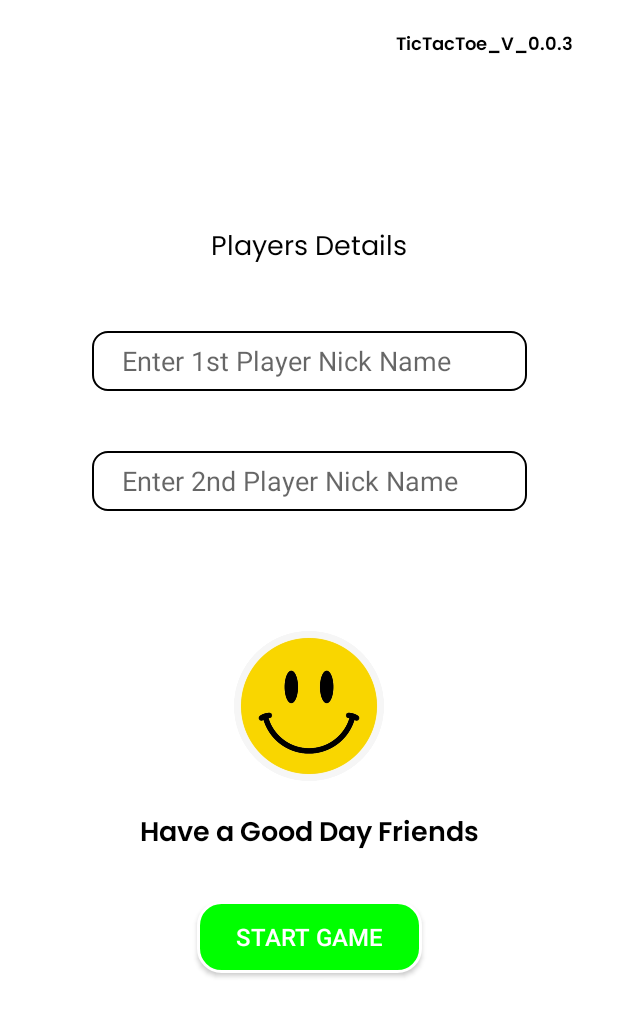
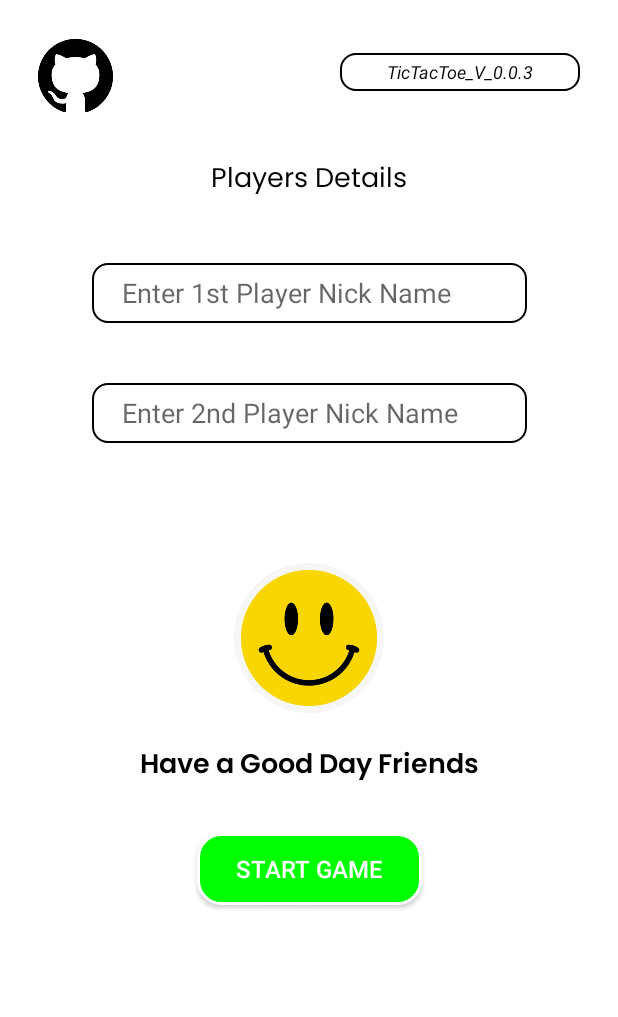
Before and after one commit to joymridha2004/TicTacToe_Java_Application, an Android app: the screen it shows after launch (Main_Activity), on a phone screen of 412 x 824 dp. Shown: the top 1017 px of the screen. Run offline under Robolectric (Android 15) with nearby library versions, the phone set to English and light mode, and no system bars.

Commit message:
github image added

```diff
--- a/app/src/main/java/com/example/tictactoe/Main_Activity.java
+++ b/app/src/main/java/com/example/tictactoe/Main_Activity.java
@@ -1,12 +1,16 @@
 package com.example.tictactoe;
 
 import androidx.appcompat.app.AppCompatActivity;
+import androidx.appcompat.app.AppCompatDelegate;
 
 import android.content.Intent;
+import android.net.Uri;
 import android.os.Bundle;
 import android.view.View;
 import android.widget.Button;
 import android.widget.EditText;
+import android.widget.ImageView;
+import android.widget.TextView;
 import android.widget.Toast;
 
 public class Main_Activity extends AppCompatActivity {
@@ -16,16 +20,45 @@ public class Main_Activity extends AppCompatActivity {
     EditText MainActivity1stPlayerNameEditText;
     EditText MainActivity2ndPlayerNameEditText;
 
+    TextView Project_Link;
+
+    ImageView github_link;
+
     @Override
     protected void onCreate(Bundle savedInstanceState) {
         super.onCreate(savedInstanceState);
         setContentView(R.layout.activity_main);
+        /*<------------Night mode disable--------->*/
+
+        AppCompatDelegate.setDefaultNightMode(AppCompatDelegate.MODE_NIGHT_NO);
 
         /*---------------Hooks--------------->*/
 
         MainActivityStartGameButton = findViewById(R.id.Main_Activity_Start_Game_Button);
         MainActivity1stPlayerNameEditText = findViewById(R.id.Main_Activity_1st_Player_Name_Edit_Text);
         MainActivity2ndPlayerNameEditText = findViewById(R.id.Main_Activity_2nd_Player_Name_Edit_Text);
+        github_link = findViewById(R.id.github_link);
+        Project_Link = findViewById(R.id.Project_Link);
+
+        /*<------------Handle_Github_link_On_click_Listener--------->*/
+
+        github_link.setOnClickListener(new View.OnClickListener() {
+            @Override
+            public void onClick(View v) {
+                Intent intent = new Intent(Intent.ACTION_VIEW, Uri.parse("https://github.com/joymridha2004"));
+                startActivity(intent);
+            }
+        });
+
+        /*<------------Handle_Github_Project_Link_On_click_Listener--------->*/
+
+        Project_Link.setOnClickListener(new View.OnClickListener() {
+            @Override
+            public void onClick(View v) {
+                Intent intent = new Intent(Intent.ACTION_VIEW, Uri.parse("https://github.com/joymridha2004/TicTacToe_Java_Application"));
+                startActivity(intent);
+            }
+        });
 
         /*---------------On Click Listener On Start Game Button--------------->*/
 
--- a/app/src/main/res/layout/activity_main.xml
+++ b/app/src/main/res/layout/activity_main.xml
@@ -10,16 +10,31 @@
         android:layout_width="match_parent"
         android:layout_height="wrap_content">
 
+        <ImageView
+            android:id="@+id/github_link"
+            android:layout_width="50dp"
+            android:layout_height="50dp"
+            android:layout_marginStart="25dp"
+            android:layout_marginTop="25dp"
+            android:layout_marginEnd="30dp"
+            android:src="@drawable/github"
+            app:layout_constraintStart_toStartOf="parent"
+            app:layout_constraintTop_toTopOf="parent" />
+
         <TextView
-            android:id="@+id/Main_Activity_Version_TV"
-            android:layout_width="wrap_content"
-            android:layout_height="wrap_content"
-            android:layout_marginTop="20dp"
-            android:layout_marginEnd="30dp"
-            android:fontFamily="@font/poppins_semibold"
+            android:id="@+id/Project_Link"
+            android:layout_width="160dp"
+            android:layout_height="25dp"
+            android:layout_marginStart="30dp"
+            android:layout_marginTop="35dp"
+            android:layout_marginEnd="25dp"
+            android:background="@drawable/edit_text_border_shape"
+            android:gravity="center"
+            android:padding="2dp"
             android:text="@string/version"
             android:textColor="@color/black"
             android:textSize="12sp"
+            android:textStyle="italic"
             app:layout_constraintEnd_toEndOf="parent"
             app:layout_constraintTop_toTopOf="parent" />
 
@@ -27,14 +42,14 @@
             android:id="@+id/Main_Activity_Players_Details_TV"
             android:layout_width="wrap_content"
             android:layout_height="wrap_content"
-            android:layout_marginTop="110dp"
+            android:layout_marginTop="30dp"
             android:fontFamily="@font/poppins"
             android:text="@string/players_details"
             android:textColor="@color/black"
             android:textSize="18sp"
             app:layout_constraintEnd_toEndOf="parent"
             app:layout_constraintStart_toStartOf="parent"
-            app:layout_constraintTop_toBottomOf="@id/Main_Activity_Version_TV"
+            app:layout_constraintTop_toBottomOf="@id/github_link"
             tools:ignore="MissingConstraints" />
 
         <EditText
```
Also changed, not shown: app/src/main/AndroidManifest.xml (+0 -13 lines), app/src/main/java/com/example/tictactoe/Game_Activity.java (+20 -1 lines), app/src/main/java/com/example/tictactoe/Splash_Activity.java (deleted, +0 -31 lines), app/src/main/res/layout/activity_game.xml (+11 -0 lines), app/src/main/res/layout/activity_splash.xml (deleted, +0 -46 lines), app/src/main/res/drawable-v24/github.png (added).
